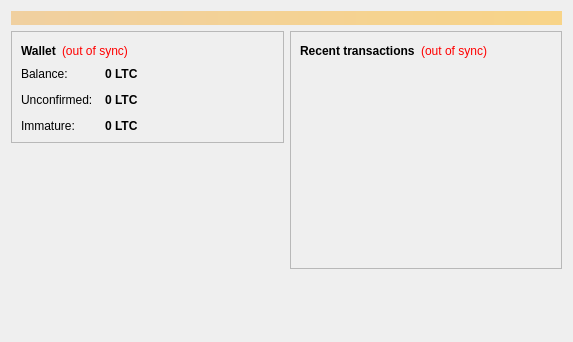
Before: the Qt Designer form src/qt/forms/overviewpage.ui in Maestr03/bollywoodcoin, drawn with Qt 5.
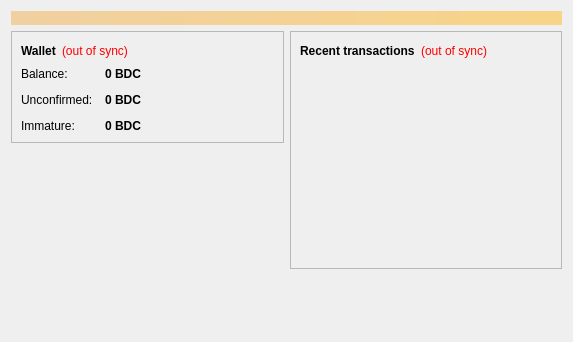
After: the same form once the commit is applied.

Patch:
```diff
--- a/src/qt/forms/overviewpage.ui
+++ b/src/qt/forms/overviewpage.ui
@@ -122,7 +122,7 @@
                <string>Your current balance</string>
               </property>
               <property name="text">
-               <string notr="true">0 LTC</string>
+               <string notr="true">0 BDC</string>
               </property>
               <property name="textInteractionFlags">
                <set>Qt::LinksAccessibleByMouse|Qt::TextSelectableByKeyboard|Qt::TextSelectableByMouse</set>
@@ -151,7 +151,7 @@
                <string>Total of transactions that have yet to be confirmed, and do not yet count toward the current balance</string>
               </property>
               <property name="text">
-               <string notr="true">0 LTC</string>
+               <string notr="true">0 BDC</string>
               </property>
               <property name="textInteractionFlags">
                <set>Qt::LinksAccessibleByMouse|Qt::TextSelectableByKeyboard|Qt::TextSelectableByMouse</set>
@@ -177,7 +177,7 @@
                <string>Mined balance that has not yet matured</string>
               </property>
               <property name="text">
-               <string notr="true">0 LTC</string>
+               <string notr="true">0 BDC</string>
               </property>
               <property name="textInteractionFlags">
                <set>Qt::LinksAccessibleByMouse|Qt::TextSelectableByKeyboard|Qt::TextSelectableByMouse</set>
```
